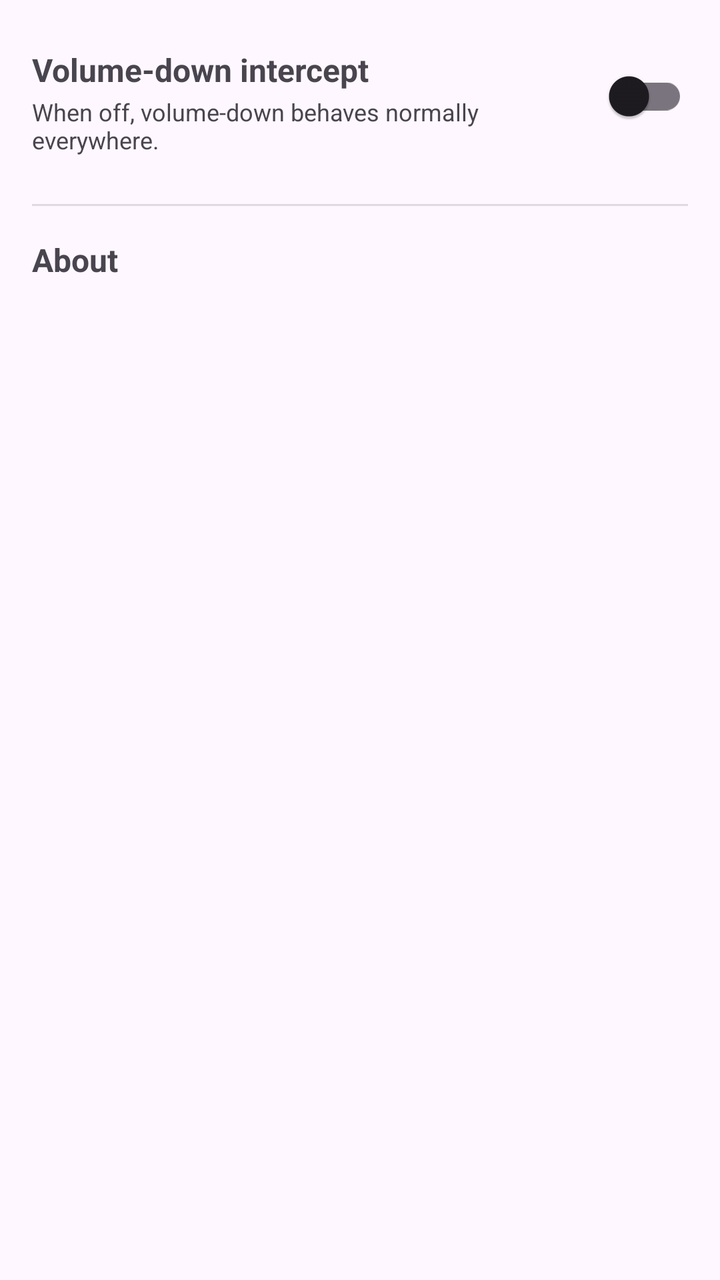
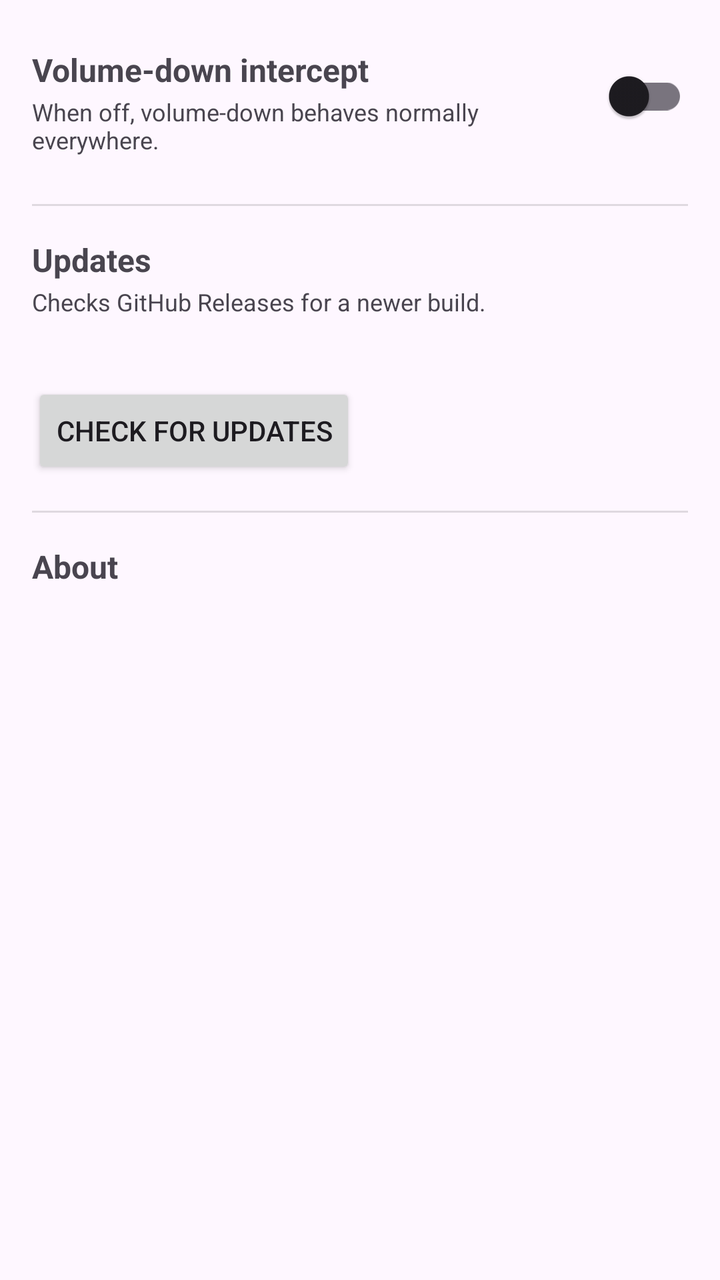

Screens rendered from an Android XML layout before and after an edit, with the pre-edit source and the edit as a unified diff.
<!-- AndroidManifest.xml: application theme Theme.Mutter -->
<!-- res/layout/activity_settings.xml -->
<?xml version="1.0" encoding="utf-8"?>
<LinearLayout xmlns:android="http://schemas.android.com/apk/res/android"
    android:layout_width="match_parent"
    android:layout_height="match_parent"
    android:orientation="vertical"
    android:fitsSystemWindows="true"
    android:padding="16dp">

    <LinearLayout
        android:layout_width="match_parent"
        android:layout_height="wrap_content"
        android:orientation="horizontal"
        android:paddingVertical="8dp">

        <LinearLayout
            android:layout_width="0dp"
            android:layout_height="wrap_content"
            android:layout_weight="1"
            android:orientation="vertical">
            <TextView
                android:layout_width="match_parent"
                android:layout_height="wrap_content"
                android:text="@string/settings_intercept_enabled"
                android:textSize="16sp"
                android:textStyle="bold" />
            <TextView
                android:layout_width="match_parent"
                android:layout_height="wrap_content"
                android:text="@string/settings_intercept_enabled_desc"
                android:textSize="12sp"
                android:paddingTop="2dp" />
        </LinearLayout>

        <androidx.appcompat.widget.SwitchCompat
            android:id="@+id/toggle_intercept"
            android:layout_width="wrap_content"
            android:layout_height="wrap_content" />
    </LinearLayout>

    <View
        android:layout_width="match_parent"
        android:layout_height="1dp"
        android:layout_marginVertical="16dp"
        android:background="?android:attr/listDivider" />

    <TextView
        android:layout_width="match_parent"
        android:layout_height="wrap_content"
        android:text="@string/settings_about"
        android:textSize="16sp"
        android:textStyle="bold" />
    <TextView
        android:id="@+id/about_text"
        android:layout_width="match_parent"
        android:layout_height="wrap_content"
        android:paddingTop="4dp"
        android:textSize="12sp" />
</LinearLayout>
<!-- resources referenced by this layout -->
<resources>
  <string name="settings_about">About</string>
  <string name="settings_intercept_enabled">Volume-down intercept</string>
  <string name="settings_intercept_enabled_desc">When off, volume-down behaves normally everywhere.</string>
  <style name="Theme.Mutter" parent="Theme.Material3.DayNight.NoActionBar">
          <item name="android:windowLightStatusBar">true</item>
      </style>
</resources>

<!-- the commit's change to res/layout/activity_settings.xml (unified diff, before → after) -->
@@ -46,6 +46,37 @@
     <TextView
         android:layout_width="match_parent"
         android:layout_height="wrap_content"
+        android:text="@string/settings_updates"
+        android:textSize="16sp"
+        android:textStyle="bold" />
+    <TextView
+        android:layout_width="match_parent"
+        android:layout_height="wrap_content"
+        android:text="@string/settings_updates_desc"
+        android:textSize="12sp"
+        android:paddingTop="2dp" />
+    <TextView
+        android:id="@+id/updater_status"
+        android:layout_width="match_parent"
+        android:layout_height="wrap_content"
+        android:paddingTop="8dp"
+        android:textSize="12sp" />
+    <Button
+        android:id="@+id/btn_check_updates"
+        android:layout_width="wrap_content"
+        android:layout_height="wrap_content"
+        android:layout_marginTop="8dp"
+        android:text="@string/action_check_updates" />
+
+    <View
+        android:layout_width="match_parent"
+        android:layout_height="1dp"
+        android:layout_marginVertical="16dp"
+        android:background="?android:attr/listDivider" />
+
+    <TextView
+        android:layout_width="match_parent"
+        android:layout_height="wrap_content"
         android:text="@string/settings_about"
         android:textSize="16sp"
         android:textStyle="bold" />
<!-- resource entries referenced after the edit -->
@@ -1,8 +1,11 @@
 <!-- resources referenced by this layout -->
 <resources>
+  <string name="action_check_updates">Check for updates</string>
   <string name="settings_about">About</string>
   <string name="settings_intercept_enabled">Volume-down intercept</string>
   <string name="settings_intercept_enabled_desc">When off, volume-down behaves normally everywhere.</string>
+  <string name="settings_updates">Updates</string>
+  <string name="settings_updates_desc">Checks GitHub Releases for a newer build.</string>
   <style name="Theme.Mutter" parent="Theme.Material3.DayNight.NoActionBar">
           <item name="android:windowLightStatusBar">true</item>
       </style>
